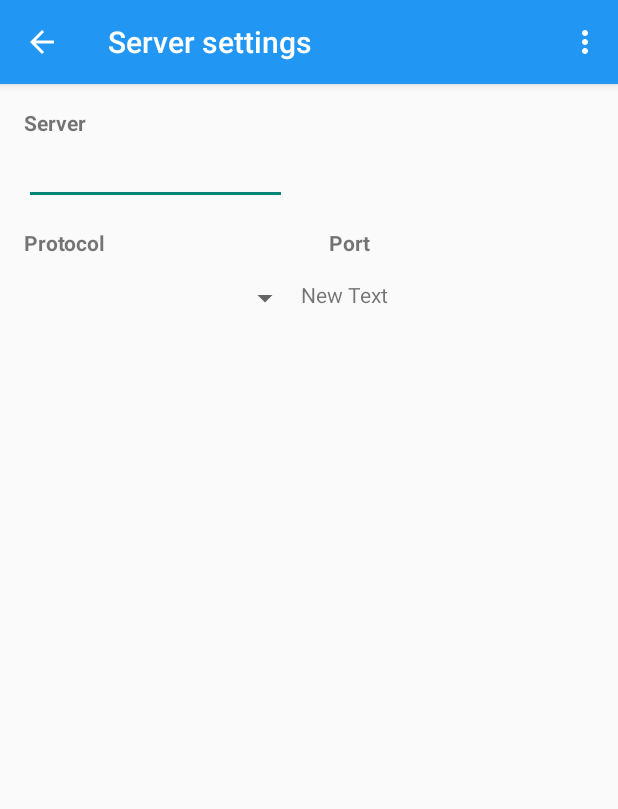
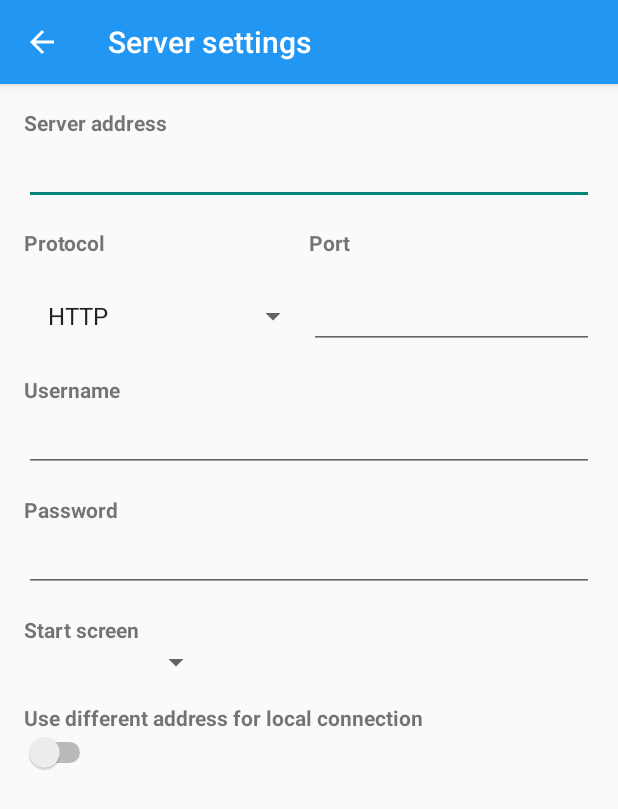
Before and after one commit to Inversion-NL/Domoticz-Android, an Android app: the ServerSettingsActivity screen opened directly, with no data from a screen before it, on a phone screen of 412 x 824 dp. Shown: the top 809 px of the screen. Run offline under Robolectric (Android 15) with nearby library versions, the phone set to English and light mode, and no system bars.

Commit message:
Settings v2

```diff
--- a/app/src/main/java/nl/inversion/domoticz/ServerSettingsActivity.java
+++ b/app/src/main/java/nl/inversion/domoticz/ServerSettingsActivity.java
@@ -2,37 +2,79 @@ package nl.inversion.domoticz;
 
 import android.support.v7.app.ActionBarActivity;
 import android.os.Bundle;
-import android.view.Menu;
-import android.view.MenuItem;
+import android.view.View;
+import android.widget.AdapterView;
+import android.widget.ArrayAdapter;
+import android.widget.EditText;
+import android.widget.Spinner;
+import android.widget.Switch;
 
+import java.lang.reflect.Array;
+
+import nl.inversion.domoticz.Utils.SharedPrefUtil;
 
 public class ServerSettingsActivity extends ActionBarActivity {
+
+    SharedPrefUtil mSharedPrefs;
+
+    EditText server_input, port_input, username_input, password_input;
+    Spinner protocol_spinner, startScreen_spinner;
+    Switch localServer_switch;
 
     @Override
     protected void onCreate(Bundle savedInstanceState) {
         super.onCreate(savedInstanceState);
         setContentView(R.layout.activity_server_settings);
+
+        mSharedPrefs = new SharedPrefUtil(this);
+
+        getLayoutReferences();
+        setPreferenceValues();
     }
 
-    @Override
-    public boolean onCreateOptionsMenu(Menu menu) {
-        // Inflate the menu; this adds items to the action bar if it is present.
-        getMenuInflater().inflate(R.menu.menu_server_settings, menu);
-        return true;
+    private void getLayoutReferences() {
+
+        server_input = (EditText) findViewById(R.id.server_input);
+        port_input = (EditText) findViewById(R.id.port_input);
+        username_input  = (EditText) findViewById(R.id.username_input);
+        password_input  = (EditText) findViewById(R.id.password_input);
+        protocol_spinner = (Spinner) findViewById(R.id.protocol_spinner);
+        startScreen_spinner = (Spinner) findViewById(R.id.startScreen_spinner);
+        localServer_switch = (Switch) findViewById(R.id.localServer_switch);
+
     }
 
-    @Override
-    public boolean onOptionsItemSelected(MenuItem item) {
-        // Handle action bar item clicks here. The action bar will
-        // automatically handle clicks on the Home/Up button, so long
-        // as you specify a parent activity in AndroidManifest.xml.
-        int id = item.getItemId();
+    private void setPreferenceValues() {
 
-        //noinspection SimplifiableIfStatement
-        if (id == R.id.action_settings) {
-            return true;
-        }
+        server_input.setText(mSharedPrefs.getDomoticzRemoteUrl());
+        port_input.setText(mSharedPrefs.getDomoticzRemotePort());
+        username_input.setText(mSharedPrefs.getDomoticzRemoteUsername());
+        password_input.setText(mSharedPrefs.getDomoticzRemotePassword());
 
-        return super.onOptionsItemSelected(item);
+        setProtocol_spinner();
+
     }
+
+    private void setProtocol_spinner() {
+
+        String[] protocols = getResources().getStringArray(R.array.remote_server_protocols);
+
+        ArrayAdapter<String> protocolAdapter
+                = new ArrayAdapter<>(this, android.R.layout.simple_list_item_1, protocols);
+        protocol_spinner.setAdapter(protocolAdapter);
+        protocol_spinner.setOnItemSelectedListener(new AdapterView.OnItemSelectedListener() {
+            @Override
+            public void onItemSelected(AdapterView<?> adapterView, View view, int position, long id) {
+
+            }
+
+            @Override
+            public void onNothingSelected(AdapterView<?> adapterView) {
+
+            }
+        });
+
+
+    }
+
 }
--- a/app/src/main/java/nl/inversion/domoticz/Utils/SharedPrefUtil.java
+++ b/app/src/main/java/nl/inversion/domoticz/Utils/SharedPrefUtil.java
@@ -60,6 +60,10 @@ public class SharedPrefUtil {
             }
             return i;
         }
+    }
+
+    public void setStartupScreenIndexValue(int position) {
+        editor.putInt("startup_screen", position);
     }
 
     public boolean isDebugEnabled() {
--- a/app/src/main/res/layout/activity_server_settings.xml
+++ b/app/src/main/res/layout/activity_server_settings.xml
@@ -1,4 +1,4 @@
-<LinearLayout
+<ScrollView
     xmlns:android="http://schemas.android.com/apk/res/android"
     xmlns:tools="http://schemas.android.com/tools"
     android:layout_width="match_parent"
@@ -7,22 +7,26 @@
     android:paddingRight="@dimen/activity_horizontal_margin"
     android:paddingTop="@dimen/activity_vertical_margin"
     android:paddingBottom="@dimen/activity_vertical_margin"
-    android:orientation="vertical"
     tools:context="nl.inversion.domoticz.ServerSettingsActivity">
+
+    <LinearLayout
+        android:layout_width="match_parent"
+        android:layout_height="match_parent"
+        android:orientation="vertical">
 
 
         <TextView
+            android:id="@+id/server_title"
             android:layout_width="wrap_content"
             android:layout_height="wrap_content"
-        android:text="Server"
-        android:id="@+id/server_title"
+            android:text="Server address"
             android:textStyle="bold" />
 
         <EditText
-        android:layout_width="wrap_content"
+            android:id="@+id/server_input"
+            android:layout_width="match_parent"
             android:layout_height="wrap_content"
-        android:id="@+id/server_input"
-        android:minWidth="175dp" />
+            android:inputType="textNoSuggestions"/>
 
         <LinearLayout
             android:orientation="horizontal"
@@ -31,18 +35,18 @@
             android:layout_marginTop="15dp">
 
             <TextView
-            android:layout_width="wrap_content"
+                android:id="@+id/protocol_title"
+                android:layout_width="0dp"
                 android:layout_height="wrap_content"
                 android:text="Protocol"
-            android:id="@+id/protocol_title"
                 android:textStyle="bold"
                 android:layout_weight="1" />
 
             <TextView
-            android:layout_width="wrap_content"
+                android:id="@+id/port_title"
+                android:layout_width="0dp"
                 android:layout_height="wrap_content"
                 android:text="Port"
-            android:id="@+id/port_title"
                 android:textStyle="bold"
                 android:layout_weight="1" />
         </LinearLayout>
@@ -54,19 +58,85 @@
             android:layout_marginTop="15dp" >
 
             <Spinner
-            android:layout_width="wrap_content"
+                android:id="@+id/protocol_spinner"
+                android:layout_width="0dp"
                 android:layout_height="wrap_content"
-            android:id="@+id/spinner"
                 android:spinnerMode="dropdown"
                 android:layout_weight="1" />
 
-        <TextView
-            android:layout_width="wrap_content"
+            <EditText
+                android:id="@+id/port_input"
+                android:layout_width="0dp"
                 android:layout_height="wrap_content"
-            android:text="New Text"
-            android:id="@+id/textView"
-            android:layout_weight="1" />
+                android:layout_weight="1"
+                android:inputType="numberSigned"/>
 
         </LinearLayout>
 
+        <TextView
+            android:id="@+id/username_title"
+            android:layout_width="wrap_content"
+            android:layout_height="wrap_content"
+            android:text="Username"
+            android:textStyle="bold"
+            android:layout_marginTop="15dp" />
+
+        <EditText
+            android:id="@+id/username_input"
+            android:layout_width="match_parent"
+            android:layout_height="wrap_content"
+            android:minWidth="175dp"
+            android:inputType="textNoSuggestions"/>
+
+        <TextView
+            android:id="@+id/password_title"
+            android:layout_width="wrap_content"
+            android:layout_height="wrap_content"
+            android:text="Password"
+            android:textStyle="bold"
+            android:layout_marginTop="15dp" />
+
+        <EditText
+            android:id="@+id/password_input"
+            android:layout_width="match_parent"
+            android:layout_height="wrap_content"
+            android:inputType="textPassword"
+            android:ems="10"/>
+
+        <TextView
+            android:id="@+id/startScreen_title"
+            android:layout_width="wrap_content"
+            android:layout_height="wrap_content"
+            android:text="Start screen"
+            android:textStyle="bold"
+            android:layout_marginTop="15dp" />
+
+        <Spinner
+            android:id="@+id/startScreen_spinner"
+            android:layout_width="125dp"
+            android:layout_height="wrap_content"
+            android:spinnerMode="dropdown" />
+
+        <TextView
+            android:id="@+id/local_server_label"
+            android:layout_width="wrap_content"
+            android:layout_height="wrap_content"
+            android:text="@string/local_server_used_switch_summary_on"
+            android:layout_marginTop="15dp"
+            android:textStyle="bold" />
+
+        <Switch
+            android:layout_width="wrap_content"
+            android:layout_height="wrap_content"
+            android:id="@+id/localServer_switch"
+            android:checked="false" />
+
+        <LinearLayout
+            android:id="@+id/local_server_settings"
+            android:orientation="vertical"
+            android:layout_width="match_parent"
+            android:layout_height="wrap_content"
+            android:layout_marginTop="15dp">
         </LinearLayout>
+    </LinearLayout>
+</ScrollView>
--- a/app/src/main/res/values/strings.xml
+++ b/app/src/main/res/values/strings.xml
@@ -20,12 +20,9 @@
     <string name="signal_level">Signal level</string>
     <string name="status">Status</string>
     <string name="set_point">Set point</string>
-
     <string name="action_success">Action successful</string>
 
     <string name="debug_textview_title">Debugging info</string>
-    <string name="title_activity_server_settings">Server settings</string>
 
-    <string name="hello_world">Hello world!</string>
-    <string name="action_settings">Settings</string>
+
 </resources>
--- a/app/src/main/res/values/strings_actions.xml
+++ b/app/src/main/res/values/strings_actions.xml
@@ -2,5 +2,6 @@
 <resources>
 
     <string name="action_settings">Settings</string>
+    <string name="title_activity_server_settings">Server settings</string>
 
 </resources>
--- a/app/src/main/res/values/strings_settingsActivity.xml
+++ b/app/src/main/res/values/strings_settingsActivity.xml
@@ -19,7 +19,7 @@
     <string name="remote_server_settings_label">Remote server settings</string>
     <string name="remote_server_username">Username</string>
     <string name="remote_server_password">Password</string>
-    <string name="remote_server_url_title">Domoticz URL</string>
+    <string name="remote_server_url_title">Domoticz address</string>
     <string name="remote_server_url_summary">Enter the URL without http:// and the trailing /</string>
     <string name="remote_server_port">Domoticz port</string>
     <string name="remote_server_secure_title">Secure?</string>
@@ -28,6 +28,10 @@
     <string name="remote_server_authentication_method">Authentication method</string>
     <string name="remote_server_authentication_method_summary_on">Login form</string>
     <string name="remote_server_authentication_method_summary_off">Basic auth</string>
+    <string-array name="remote_server_protocols">
+        <item>HTTP</item>
+        <item>HTTPS</item>
+    </string-array>
 
     <!--        Local server settings       -->
     <string name="local_server_settings_label">Local server settings</string>
@@ -36,7 +40,7 @@
     <string name="local_server_used_switch_summary_off">Use same address for local and remote connection</string>
     <string name="local_server_username">Username</string>
     <string name="local_server_password">Password</string>
-    <string name="local_server_url_title">Domoticz URL</string>
+    <string name="local_server_url_title">Domoticz address</string>
     <string name="local_server_url_summary">Enter the URL without http:// and the trailing /</string>
     <string name="local_server_port">Domoticz port</string>
     <string name="local_server_secure_title">Secure?</string>
```
Lines whose indentation alone changed are shown as unchanged.
